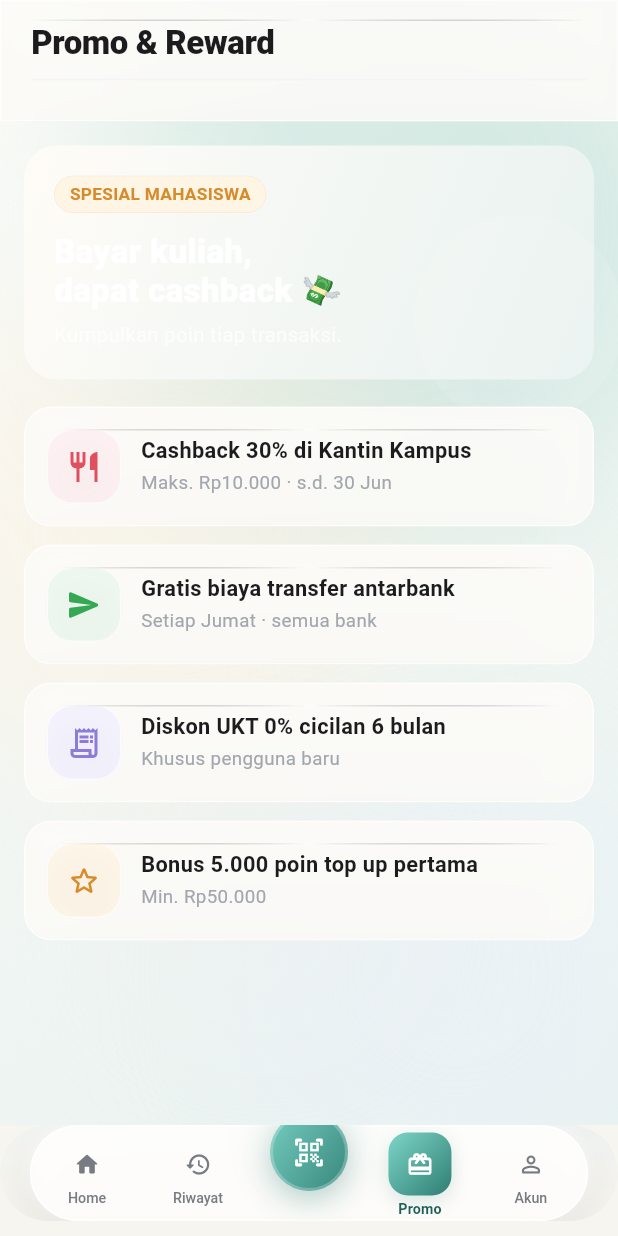
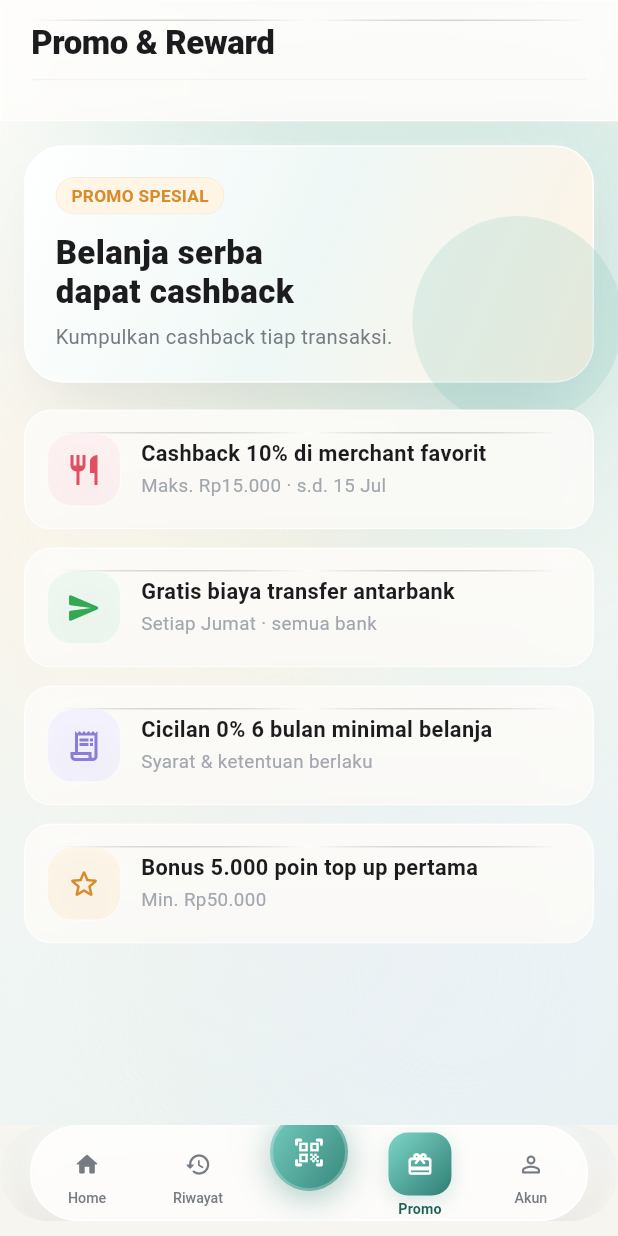
Before and after one commit to WhoIsR/EMoney-MobileApp, a Flutter app: the PromoPage screen opened by its route, on a phone screen of 412 x 824 dp. Run offline on Flutter 3.47's test engine with Material 3 defaults, Android fonts, the phone set to English and light mode, and no system bars; our stand-ins replace app_links, dio, equatable, firebase_auth, firebase_core, firebase_messaging and 6 more; missing offline and left inert: mobile_scanner; accounts and stored records are empty; network calls fail; Roboto replaces fonts that are missing (PlusJakartaSans).

Commit message:
style: refine wallet flow pages
Polish history, promo, top up, and success screens with the updated visual style.

```diff
--- a/lib/presentation/pages/promo/promo_page.dart
+++ b/lib/presentation/pages/promo/promo_page.dart
@@ -12,8 +12,8 @@ class PromoPage extends StatelessWidget {
   Widget build(BuildContext context) {
     final promos = [
       {
-        't': 'Cashback 30% di Kantin Kampus',
-        'd': 'Maks. Rp10.000 · s.d. 30 Jun',
+        't': 'Cashback 10% di merchant favorit',
+        'd': 'Maks. Rp15.000 · s.d. 15 Jul',
         'tone': 'red',
         'icon': Icons.restaurant_outlined
       },
@@ -24,8 +24,8 @@ class PromoPage extends StatelessWidget {
         'icon': Icons.send_rounded
       },
       {
-        't': 'Diskon UKT 0% cicilan 6 bulan',
-        'd': 'Khusus pengguna baru',
+        't': 'Cicilan 0% 6 bulan minimal belanja',
+        'd': 'Syarat & ketentuan berlaku',
         'tone': 'violet',
         'icon': Icons.receipt_long_outlined
       },
@@ -44,7 +44,7 @@ class PromoPage extends StatelessWidget {
           children: [
             GlassCard(
               radius: 0,
-              color: AppColors.glass,
+              color: AppColors.glassStrong.withValues(alpha: 0.86),
               padding: EdgeInsets.fromLTRB(
                   20, MediaQuery.of(context).padding.top + 12, 20, 18),
               child: Column(
@@ -69,8 +69,12 @@ class PromoPage extends StatelessWidget {
                 // Hero card
                 Container(
                   decoration: BoxDecoration(
-                    gradient: AppColors.primaryGradient,
-                    borderRadius: BorderRadius.circular(22),
+                    gradient: AppColors.walletGradient,
+                    borderRadius: BorderRadius.circular(26),
+                    border: Border.all(
+                      color: Colors.white.withValues(alpha: 0.9),
+                    ),
+                    boxShadow: AppColors.shadowGlass,
                   ),
                   padding: const EdgeInsets.all(20),
                   child: Stack(
@@ -84,29 +88,29 @@ class PromoPage extends StatelessWidget {
                           height: 140,
                           decoration: BoxDecoration(
                             shape: BoxShape.circle,
-                            color: Colors.white.withValues(alpha: 0.1),
+                            color: AppColors.primaryLight.withValues(alpha: 0.16),
                           ),
                         ),
                       ),
                       Column(
                         crossAxisAlignment: CrossAxisAlignment.start,
                         children: const [
-                          AppBadge(label: 'SPESIAL MAHASISWA', tone: 'amber'),
+                          AppBadge(label: 'PROMO SPESIAL', tone: 'amber'),
                           SizedBox(height: 12),
-                          Text('Bayar kuliah,\ndapat cashback 💸',
+                          Text('Belanja serba\ndapat cashback',
                               style: TextStyle(
                                 fontFamily: 'PlusJakartaSans',
                                 fontSize: 22,
                                 fontWeight: FontWeight.w800,
-                                color: Colors.white,
+                                color: AppColors.ink,
                                 height: 1.2,
                               )),
                           SizedBox(height: 8),
-                          Text('Kumpulkan poin tiap transaksi.',
+                          Text('Kumpulkan cashback tiap transaksi.',
                               style: TextStyle(
                                 fontFamily: 'PlusJakartaSans',
                                 fontSize: 13.5,
-                                color: Colors.white70,
+                                color: AppColors.slate500,
                               )),
                         ],
                       ),
```
Also changed, not shown: lib/presentation/pages/history/history_page.dart (+34 -42 lines), lib/presentation/pages/success/success_page.dart (+6 -2 lines), lib/presentation/pages/topup/topup_page.dart (+10 -7 lines).
